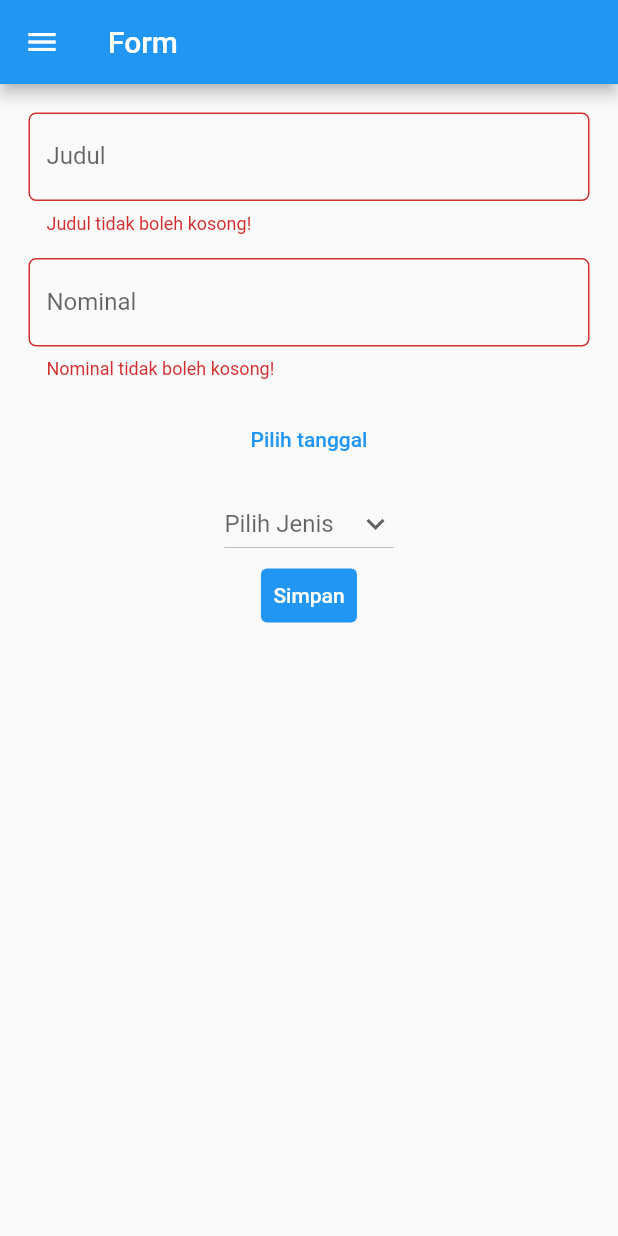
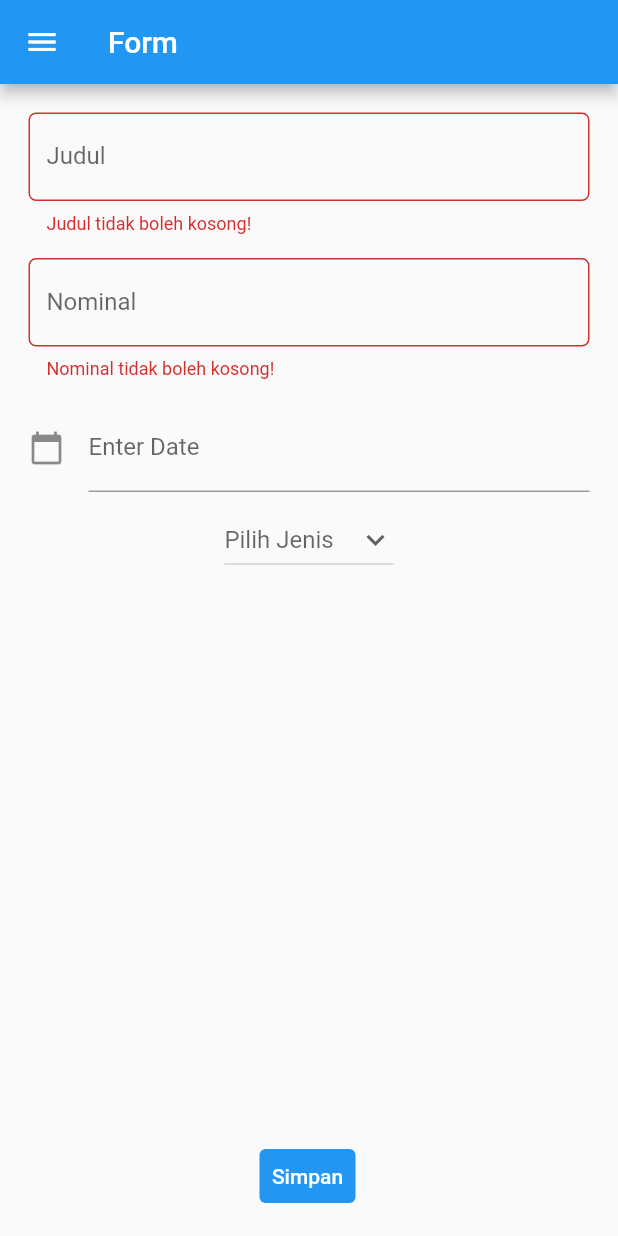
Before and after one commit to raniaarn/pbp-flutter-lab, a Flutter app: the MyFormPage screen opened directly, after a tap on "Simpan", on a phone screen of 412 x 824 dp. Run offline on Flutter 3.47's test engine with Material 2 defaults, Android fonts, the phone set to English and light mode, and no system bars.

Commit message:
Update form tugas 8

```diff
--- a/lib/form.dart
+++ b/lib/form.dart
@@ -17,6 +17,8 @@ class _MyFormPageState extends State<MyFormPage> {
   String? pilihJenis;
   DateTime? date;
   List<String> listJenis = ["Pemasukan", "Pengeluaran"];
+  TextEditingController dateinput = TextEditingController();
+  //text editing controller for text field
 
   @override
   Widget build(BuildContext context) {
@@ -112,8 +114,15 @@ class _MyFormPageState extends State<MyFormPage> {
                   ),
                   Padding(
                       padding: const EdgeInsets.all(8.0),
-                    child: TextButton(
-                      onPressed: () {
+                      child: TextField(
+                        controller: dateinput,
+                        decoration: const InputDecoration(
+                            icon:
+                                Icon(Icons.calendar_today), //icon of text field
+                            labelText: "Enter Date" //label text of field
+                            ),
+                        readOnly: true, // so user wont edit text
+                        onTap: () {
                           showDatePicker(
                                   context: context,
                                   initialDate: DateTime.now(),
@@ -122,14 +131,15 @@ class _MyFormPageState extends State<MyFormPage> {
                               .then((newDate) {
                             setState(() {
                               date = newDate;
+                              if (date == null) {
+                                dateinput.text = "Pilih tanggal";
+                              } else {
+                                dateinput.text =
+                                    "${date!.day}/${date!.month}/${date!.year}";
+                              }
                             });
                           });
                         },
-                      child: Text(date == null
-                          // jika blm diisi date
-                          ? "Pilih tanggal"
-                          // jika sudah
-                          : "${date!.day}/${date!.month}/${date!.year}"),
                       )),
                   DropdownButton(
                     hint: Text("Pilih Jenis"),
@@ -147,7 +157,14 @@ class _MyFormPageState extends State<MyFormPage> {
                       });
                     },
                   ),
-                Align(
+                ],
+              ),
+            ),
+          ),
+        ),
+        floatingActionButton: Container(
+          padding: const EdgeInsets.only(left: 30),
+          child: Align(
             alignment: Alignment.bottomCenter,
             child: TextButton(
               style: ButtonStyle(
@@ -155,6 +172,48 @@ class _MyFormPageState extends State<MyFormPage> {
               ),
               onPressed: () {
                 if (_formKey.currentState!.validate()) {
+                  if (date == null) {
+                    showDialog(
+                        context: context,
+                        builder: (BuildContext context) {
+                          return AlertDialog(
+                            title: const Text("Isi input dengan benar!"),
+                            content:
+                                const Text("masukkan tanggal dengan benar!"),
+                            actions: <Widget>[
+                              TextButton(
+                                  style: TextButton.styleFrom(
+                                    textStyle:
+                                        Theme.of(context).textTheme.labelLarge,
+                                  ),
+                                  onPressed: () {
+                                    Navigator.of(context).pop();
+                                  },
+                                  child: const Text("OK"))
+                            ],
+                          );
+                        });
+                  } else if (pilihJenis == null || pilihJenis == "") {
+                    showDialog(
+                        context: context,
+                        builder: (BuildContext context) {
+                          return AlertDialog(
+                            title: const Text("Isi input dengan benar!"),
+                            content: const Text("Pilih jenis yang ada!"),
+                            actions: <Widget>[
+                              TextButton(
+                                  style: TextButton.styleFrom(
+                                    textStyle:
+                                        Theme.of(context).textTheme.labelLarge,
+                                  ),
+                                  onPressed: () {
+                                    Navigator.of(context).pop();
+                                  },
+                                  child: const Text("OK"))
+                            ],
+                          );
+                        });
+                  } else {
                     _formKey.currentState!.save();
                     // tambahkan data ke list
                     ListBudget.budgets
@@ -169,7 +228,8 @@ class _MyFormPageState extends State<MyFormPage> {
 
                     // Mengosongkan form
                     _formKey.currentState!.reset();
-                        date = null;
+                    dateinput.text = "";
+                  }
                 }
               },
               child: const Text(
@@ -178,11 +238,6 @@ class _MyFormPageState extends State<MyFormPage> {
               ),
             ),
           ),
-              ],
-            ),
-          ),
-        ),
-      ),
-    );
+        ));
   }
 }
```
Also changed, not shown: 1 other file. Lines whose indentation alone changed are shown as unchanged.
